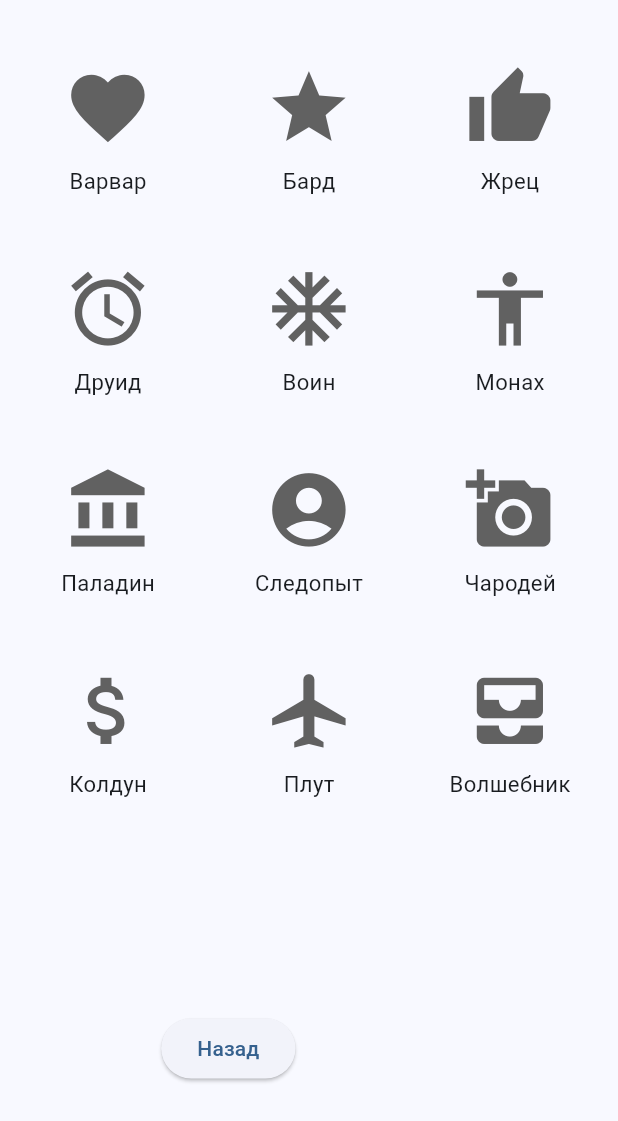
After one commit to MaksimLevchenko/dnd_helper, a Flutter app: the screen it shows after launch, after a tap on "sam hui", on a phone screen of 412 x 824 dp. The commit adds this screen. Shown: the top 1121 px of the screen. Run offline on Flutter 3.47's test engine with Material 3 defaults, Android fonts, the phone set to English and light mode, and no system bars; our stand-ins replace flutter_riverpod, freezed_annotation, go_router, riverpod_annotation, shared_preferences; generated files the repository leaves out were written again; project files that could hold a hidden picture were left out.

Commit message:
character creation initiated

```diff
--- a/dnd_helper_flutter/lib/app/character_sheet_list/character_sheet_list.dart
+++ b/dnd_helper_flutter/lib/app/character_sheet_list/character_sheet_list.dart
@@ -1,11 +1,28 @@
 import 'package:dnd_helper_flutter/app/widgets/app_scaffold.dart';
 import 'package:flutter/material.dart';
+import 'package:go_router/go_router.dart';
 
 class CharacterSheetList extends StatelessWidget {
   const CharacterSheetList({super.key});
 
   @override
   Widget build(BuildContext context) {
-    return const AppScaffold(body: Placeholder());
+    return AppScaffold(
+      body: Center(
+        child: Column(
+          children: [
+            const Text("here will be a list of character sheets"),
+            Padding(
+              padding: const EdgeInsets.all(16.0),
+              child: ElevatedButton(
+                  onPressed: () {
+                    context.push('/creation_class');
+                  },
+                  child: const Center(child: Text('sam hui'))),
+            ),
+          ],
+        ),
+      ),
+    );
   }
 }
--- /dev/null
+++ b/dnd_helper_flutter/lib/app/creation/creation_class.dart
@@ -0,0 +1,196 @@
+import 'package:flutter/material.dart';
+import 'package:go_router/go_router.dart';
+
+class CreationClass extends StatefulWidget {
+  const CreationClass({super.key});
+
+  @override
+  State<CreationClass> createState() => CreationClassState();
+}
+
+class CreationClassState extends State<CreationClass> {
+  final List<String> classes = [
+    "Варвар",
+    "Бард",
+    "Жрец",
+    "Друид",
+    "Воин",
+    "Монах",
+    "Паладин",
+    "Следопыт",
+    "Чародей",
+    "Колдун",
+    "Плут",
+    "Волшебник",
+  ];
+
+  final List<IconData> icons = [
+    Icons.favorite,
+    Icons.star,
+    Icons.thumb_up,
+    Icons.access_alarm,
+    Icons.ac_unit,
+    Icons.accessibility,
+    Icons.account_balance,
+    Icons.account_circle,
+    Icons.add_a_photo,
+    Icons.attach_money,
+    Icons.airplanemode_active,
+    Icons.all_inbox,
+  ];
+
+  String selectedClass = '';
+  int? hoveredIndex;
+
+  void _onSelectClassTap(String dndClass) {
+    setState(() {
+      selectedClass = dndClass;
+    });
+  }
+
+  void _onNextButtonTap() {
+    context.push('/creation_race');
+  }
+
+  void _onBackButtonTap() {
+    context.pop();
+  }
+
+  @override
+  Widget build(BuildContext context) {
+    return Scaffold(
+      body: SingleChildScrollView(
+        child: Align(
+          alignment: Alignment.center,
+          child: ConstrainedBox(
+            constraints: const BoxConstraints(maxWidth: 600),
+            child: Column(
+              children: [
+                LayoutBuilder(
+                  builder: (context, constraints) {
+                    double iconSize = constraints.maxWidth / 7;
+
+                    int crossAxisCount = constraints.maxWidth >= 600 ? 4 : 3;
+
+                    return GridView.builder(
+                      physics: const NeverScrollableScrollPhysics(),
+                      shrinkWrap: true,
+                      gridDelegate: SliverGridDelegateWithFixedCrossAxisCount(
+                        crossAxisCount: crossAxisCount,
+                        crossAxisSpacing: 10,
+                        mainAxisSpacing: 10,
+                      ),
+                      padding: const EdgeInsets.all(10),
+                      itemCount: classes.length,
+                      itemBuilder: (context, index) {
+                        final isSelected = selectedClass == classes[index];
+                        final isHovered = hoveredIndex == index;
+
+                        return MouseRegion(
+                          onEnter: (_) => setState(() {
+                            hoveredIndex = index;
+                          }),
+                          onExit: (_) => setState(() {
+                            hoveredIndex = null;
+                          }),
+                          child: GestureDetector(
+                            onTap: () => _onSelectClassTap(classes[index]),
+                            child: Container(
+                              decoration: BoxDecoration(
+                                border: Border.all(
+                                  color: isSelected
+                                      ? const Color.fromARGB(255, 207, 186, 0)
+                                      : isHovered
+                                          ? Colors.white
+                                          : Colors.transparent,
+                                  width: 3,
+                                ),
+                                borderRadius: BorderRadius.circular(15),
+                              ),
+                              child: Stack(
+                                alignment: Alignment.center,
+                                children: [
+                                  Center(
+                                    child: Icon(
+                                      icons[index],
+                                      size: iconSize,
+                                      color: Colors.grey[700],
+                                    ),
+                                  ),
+                                  Positioned(
+                                    bottom: 0,
+                                    child: Text(
+                                      classes[index],
+                                      style:
+                                          TextStyle(fontSize: iconSize * 0.25),
+                                      textAlign: TextAlign.center,
+                                    ),
+                                  ),
+                                ],
+                              ),
+                            ),
+                          ),
+                        );
+                      },
+                    );
+                  },
+                ),
+                const SizedBox(height: 20),
+                Row(
+                  crossAxisAlignment: CrossAxisAlignment.center,
+                  mainAxisAlignment: MainAxisAlignment.center,
+                  children: [
+                    Expanded(
+                      child: Padding(
+                        padding: const EdgeInsets.all(20.0),
+                        child: Container(
+                          height: selectedClass.isEmpty ? 0 : 1,
+                          color: Colors.black,
+                        ),
+                      ),
+                    ),
+                    Text(
+                      selectedClass.isEmpty ? '' : selectedClass,
+                      textAlign: TextAlign.center,
+                      style: const TextStyle(fontSize: 20),
+                    ),
+                    Expanded(
+                      child: Padding(
+                        padding: const EdgeInsets.all(20.0),
+                        child: Container(
+                          height: selectedClass.isEmpty ? 0 : 1,
+                          color: Colors.black,
+                        ),
+                      ),
+                    ),
+                  ],
+                ),
+                const SizedBox(height: 20),
+                Text(
+                  selectedClass.isEmpty ? '' : 'Информация о $selectedClassе',
+                  style: const TextStyle(fontSize: 20),
+                ),
+                const SizedBox(height: 20),
+                Row(
+                  mainAxisAlignment: MainAxisAlignment.spaceEvenly,
+                  children: [
+                    ElevatedButton(
+                        onPressed: _onBackButtonTap,
+                        child: const Text('Назад')),
+                    Visibility(
+                      visible: selectedClass.isNotEmpty,
+                      child: ElevatedButton(
+                        onPressed: _onNextButtonTap,
+                        child: const Text('Далее'),
+                      ),
+                    ),
+                  ],
+                ),
+              ],
+            ),
+          ),
+        ),
+      ),
+    );
+  }
+}
--- a/dnd_helper_flutter/lib/router/router.dart
+++ b/dnd_helper_flutter/lib/router/router.dart
@@ -1,5 +1,10 @@
 import 'package:dnd_helper_flutter/app/character_sheet/character_sheet.dart';
 import 'package:dnd_helper_flutter/app/character_sheet_list/character_sheet_list.dart';
+import 'package:dnd_helper_flutter/app/creation/creation_attributes.dart';
+import 'package:dnd_helper_flutter/app/creation/creation_background.dart';
+import 'package:dnd_helper_flutter/app/creation/creation_class.dart';
+import 'package:dnd_helper_flutter/app/creation/creation_race.dart';
+import 'package:dnd_helper_flutter/app/creation/creation_summary.dart';
 import 'package:dnd_helper_flutter/app/error_page/error_page.dart';
 import 'package:flutter/material.dart';
 import 'package:go_router/go_router.dart';
@@ -12,6 +17,26 @@ GoRouter router(RouterRef ref) {
   final router = GoRouter(
     navigatorKey: GlobalKey<NavigatorState>(debugLabel: 'dndRouterKey'),
     routes: <GoRoute>[
+      GoRoute(
+        path: '/creation_class',
+        builder: (context, state) => const CreationClass(),
+      ),
+      GoRoute(
+        path: '/creation_race',
+        builder: (context, state) => const CreationRace(),
+      ),
+      GoRoute(
+        path: '/creation_background',
+        builder: (context, state) => const CreationBackground(),
+      ),
+      GoRoute(
+        path: '/creation_attributes',
+        builder: (context, state) => const CreationAttributes(),
+      ),
+      GoRoute(
+        path: '/creation_summary',
+        builder: (context, state) => const CreationSummary(),
+      ),
       GoRoute(
         path: '/characters',
         builder: (context, state) => const CharacterSheetList(),
```
Also changed, not shown: dnd_helper_flutter/lib/app/creation/creation_attributes.dart (added, +49 -0 lines), dnd_helper_flutter/lib/app/creation/creation_background.dart (added, +49 -0 lines), dnd_helper_flutter/lib/app/creation/creation_race.dart (added, +49 -0 lines), dnd_helper_flutter/lib/app/creation/creation_summary.dart (added, +41 -0 lines), dnd_helper_flutter/lib/models/class_data/class_data.dart (+11 -11 lines), dnd_helper_flutter/lib/models/class_data/class_repository.dart (+40 -6 lines), dnd_helper_flutter/lib/models/class_data/test_class.dart (deleted, +0 -122 lines).
